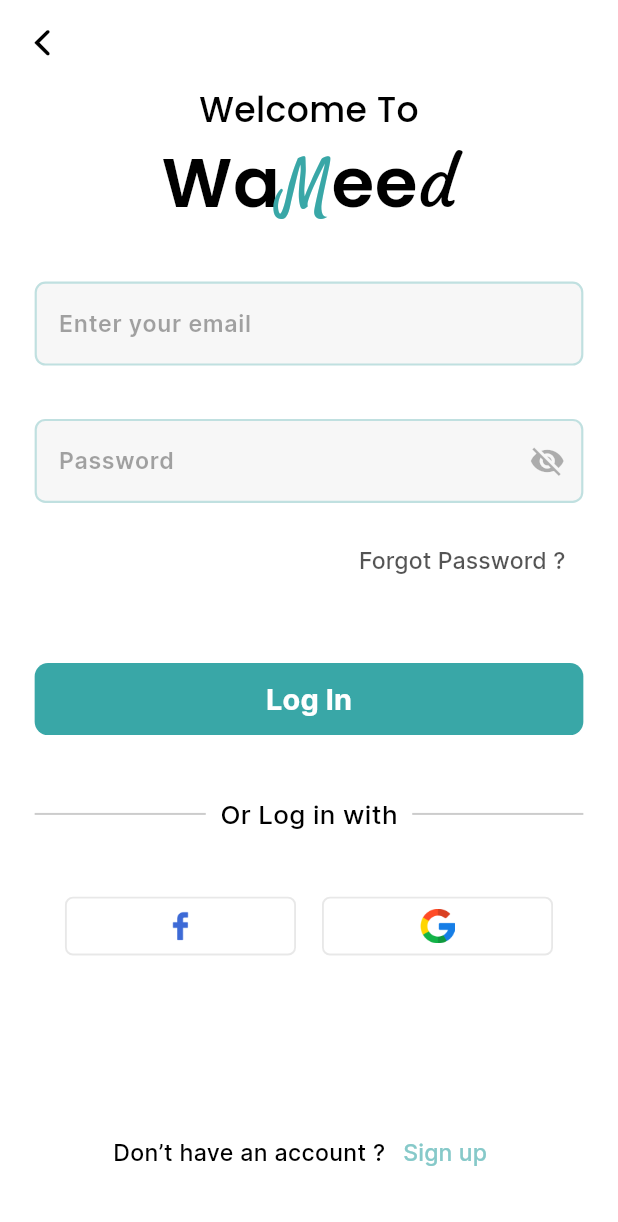
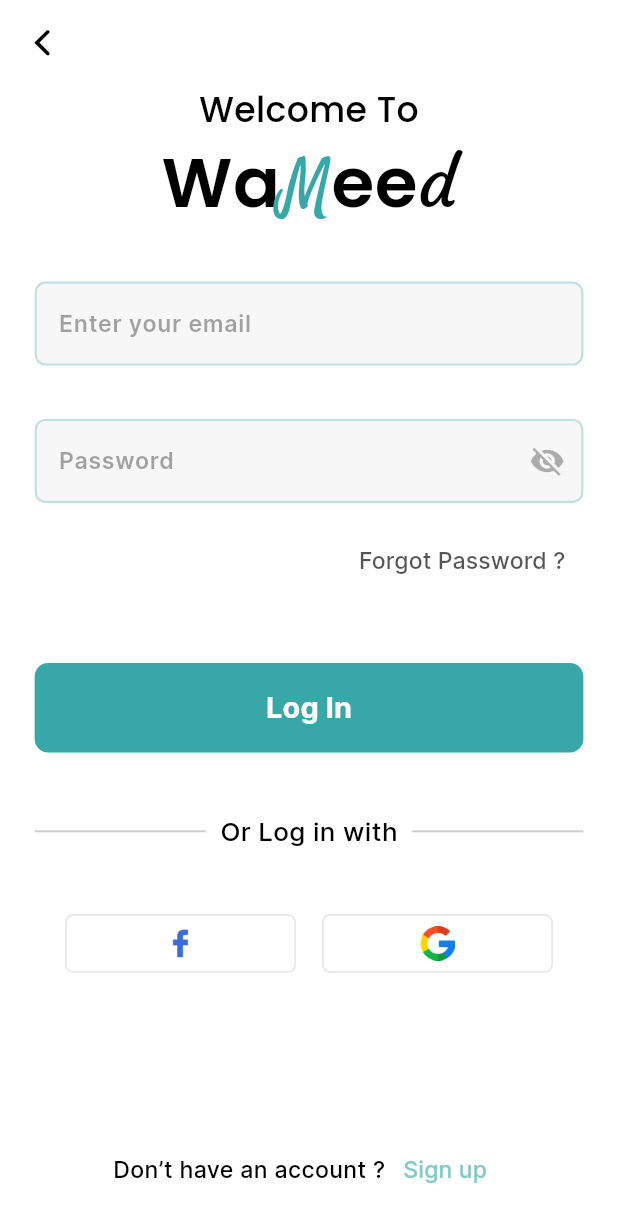
Before and after one commit to MohamedAbdelhaddy021/wameed, a Flutter app: the LoginView screen opened directly, on a phone screen of 412 x 824 dp. Shown: the top 1222 px of the screen. Run offline on Flutter 3.47's test engine with Material 3 defaults, Android fonts, the phone set to English and light mode, and no system bars; our stand-ins replace cached_network_image, flutter_screenutil, flutter_svg, pin_code_fields.

Commit message:
doctor control screens

```diff
--- a/lib/core/design/app_field.dart
+++ b/lib/core/design/app_field.dart
@@ -5,43 +5,59 @@
   const AppField({
     super.key,
     required this.labelText,
-    this.isPassword = false, this.bottomPadding=16, this.prefixImgPath="", this.isPrefix=false,
+    this.isPassword = false,
+    this.bottomPadding = 16,
+    this.prefixImgPath = "",
+    this.isPrefix = false,
+    this.radius = 8,
+    this.keyboardType = TextInputType.text,
   });
 
-  final String labelText,prefixImgPath;
-  final bool isPassword,isPrefix;
-  final double bottomPadding;
+  final String labelText, prefixImgPath;
+  final bool isPassword, isPrefix;
+  final double bottomPadding, radius;
+  final TextInputType keyboardType;
 
   @override
   State<AppField> createState() => _AppFieldState();
 }
 
 class _AppFieldState extends State<AppField> {
-  bool isHidden =true;
+  bool isHidden = true;
+
   @override
   Widget build(BuildContext context) {
     return Padding(
       padding: EdgeInsets.only(bottom: widget.bottomPadding.h),
       child: TextFormField(
+        keyboardType: widget.keyboardType,
         obscureText: isHidden,
         onTapOutside: (event) {
           FocusManager.instance.primaryFocus!.unfocus();
         },
         decoration: InputDecoration(
           filled: true,
-          suffixIcon: widget.isPassword?IconButton(
+          suffixIcon: widget.isPassword
+              ? IconButton(
                   onPressed: () {
                     isHidden = !isHidden;
                     setState(() {});
                   },
-            icon: Icon(color: Colors.black.withOpacity(.30),
+                  icon: Icon(
+                      color: Colors.black.withOpacity(.30),
                       isHidden ? Icons.visibility_off : Icons.visibility),
                 )
               : null,
-          prefixIcon:widget.isPrefix? Padding(
+          prefixIcon: widget.isPrefix
+              ? Padding(
                   padding: const EdgeInsets.all(8.0),
-            child: Image.asset(widget.prefixImgPath,width: 22.w,height: 22.h,),
-          ):null,
+                  child: Image.asset(
+                    widget.prefixImgPath,
+                    width: 22.w,
+                    height: 22.h,
+                  ),
+                )
+              : null,
           hintText: widget.labelText,
           hintStyle: TextStyle(
             fontWeight: FontWeight.w600,
@@ -50,14 +66,15 @@
           ),
           fillColor: const Color(0xffACACAC).withOpacity(.10),
           enabledBorder: OutlineInputBorder(
-            borderRadius: BorderRadius.circular(8.r),
+            borderRadius: BorderRadius.circular(widget.radius.r),
             borderSide: BorderSide(
                 color: const Color(0xff39A7A7).withOpacity(.29), width: 1.5.w),
           ),
           border: OutlineInputBorder(
-            borderRadius: BorderRadius.circular(8.r),
+            borderRadius: BorderRadius.circular(widget.radius.r),
           ),
           focusedBorder: OutlineInputBorder(
+            borderRadius: BorderRadius.circular(widget.radius.r),
             borderSide: BorderSide(
                 color: Theme.of(context).primaryColor.withOpacity(.29),
                 width: 1.5.w),
--- a/lib/views/info_about_doctor/view.dart
+++ b/lib/views/info_about_doctor/view.dart
@@ -1,3 +1,4 @@
+import 'package:cached_network_image/cached_network_image.dart';
 import 'package:flutter/material.dart';
 import 'package:flutter_screenutil/flutter_screenutil.dart';
 import 'package:wameed/core/design/app_filled_button.dart';
@@ -54,6 +55,7 @@
                         blurStyle: BlurStyle.outer,
                         color: Theme.of(context).primaryColor.withOpacity(.83)),
                   ]),
+              child: Center(child: Image.asset("assets/images/doctor_bg.png",fit: BoxFit.contain,))
             ),
             SizedBox(
               height: 24.h,
--- a/lib/views/interface/view.dart
+++ b/lib/views/interface/view.dart
@@ -71,7 +71,7 @@
                       width: 17.w,
                     ),
                     SvgPicture.asset(
-                      "assets/icons/arrow_right.svg",
+                      "assets/icons/svgs/arrow_right.svg",
                       width: 24.w,
                       height: 12.h,
                     ),
--- a/lib/views/login/view.dart
+++ b/lib/views/login/view.dart
@@ -69,7 +69,7 @@
                 height: 50.h,
               ),
               const AppFilledButton(
-                text: "Log In",
+                text: "Log In",height: 67,
               ),
               SizedBox(
                 height: 45.h,
--- a/pubspec.yaml
+++ b/pubspec.yaml
@@ -42,6 +42,7 @@
   flutter_screenutil: ^5.9.0
   flutter_svg: ^2.0.9
   pin_code_fields: ^8.0.1
+  cached_network_image: ^3.3.1
 
 dev_dependencies:
   flutter_test:
```
Also changed, not shown: lib/main.dart (+7 -3 lines), lib/views/register/view.dart (+2 -5 lines), pubspec.lock, 2 other files. Lines whose indentation alone changed are shown as unchanged.
